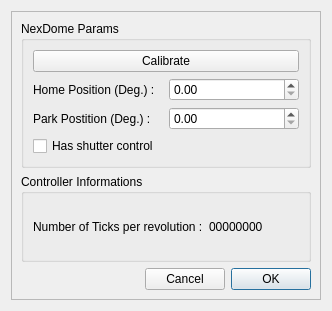
This is NexDome.ui in rpineau/NexDome as Qt 5 draws it before an edit. The edited form follows.
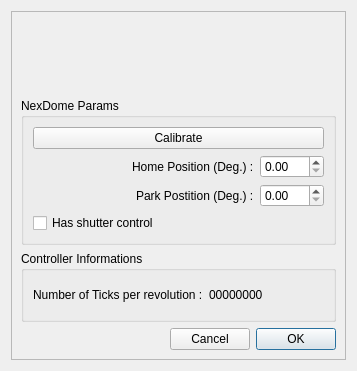
This is the edited form. Icons and pictures are not drawn. Custom widgets are drawn as their Qt base class.

The edit to the form file:
```diff
--- a/NexDome.ui
+++ b/NexDome.ui
@@ -6,8 +6,8 @@
    <rect>
     <x>0</x>
     <y>0</y>
-    <width>332</width>
-    <height>311</height>
+    <width>357</width>
+    <height>371</height>
    </rect>
   </property>
   <property name="windowTitle">
@@ -26,7 +26,92 @@
       <string/>
      </property>
      <layout class="QGridLayout" name="gridLayout">
-      <item row="3" column="0">
+      <item row="1" column="0">
+       <widget class="QGroupBox" name="MaxDomeIIParams">
+        <property name="title">
+         <string>NexDome Params</string>
+        </property>
+        <layout class="QGridLayout" name="gridLayout_2">
+         <item row="10" column="0">
+          <layout class="QHBoxLayout" name="horizontalLayout_3">
+           <item>
+            <spacer name="horizontalSpacer_2">
+             <property name="orientation">
+              <enum>Qt::Horizontal</enum>
+             </property>
+             <property name="sizeHint" stdset="0">
+              <size>
+               <width>40</width>
+               <height>20</height>
+              </size>
+             </property>
+            </spacer>
+           </item>
+           <item>
+            <widget class="QLabel" name="label_3">
+             <property name="text">
+              <string>Park Postition (Deg.) :</string>
+             </property>
+            </widget>
+           </item>
+           <item>
+            <widget class="QDoubleSpinBox" name="parkPosition">
+             <property name="maximum">
+              <double>359.990000000000009</double>
+             </property>
+            </widget>
+           </item>
+          </layout>
+         </item>
+         <item row="2" column="0">
+          <widget class="QPushButton" name="pushButton">
+           <property name="text">
+            <string>Calibrate</string>
+           </property>
+          </widget>
+         </item>
+         <item row="7" column="0" rowspan="2">
+          <layout class="QHBoxLayout" name="horizontalLayout_2">
+           <item>
+            <spacer name="horizontalSpacer">
+             <property name="orientation">
+              <enum>Qt::Horizontal</enum>
+             </property>
+             <property name="sizeHint" stdset="0">
+              <size>
+               <width>40</width>
+               <height>20</height>
+              </size>
+             </property>
+            </spacer>
+           </item>
+           <item>
+            <widget class="QLabel" name="label_2">
+             <property name="text">
+              <string>Home Position (Deg.) :</string>
+             </property>
+            </widget>
+           </item>
+           <item>
+            <widget class="QDoubleSpinBox" name="homePosition">
+             <property name="maximum">
+              <double>359.990000000000009</double>
+             </property>
+            </widget>
+           </item>
+          </layout>
+         </item>
+         <item row="11" column="0">
+          <widget class="QCheckBox" name="hasShutterCtrl">
+           <property name="text">
+            <string>Has shutter control</string>
+           </property>
+          </widget>
+         </item>
+        </layout>
+       </widget>
+      </item>
+      <item row="4" column="0">
        <layout class="QHBoxLayout" name="horizontalLayout_4">
         <item>
          <spacer name="horizontalSpacer_4">
@@ -60,66 +145,7 @@
         </item>
        </layout>
       </item>
-      <item row="0" column="0">
-       <widget class="QGroupBox" name="MaxDomeIIParams">
-        <property name="title">
-         <string>NexDome Params</string>
-        </property>
-        <layout class="QGridLayout" name="gridLayout_2">
-         <item row="5" column="0" rowspan="2">
-          <layout class="QHBoxLayout" name="horizontalLayout_2">
-           <item>
-            <widget class="QLabel" name="label_2">
-             <property name="text">
-              <string>Home Position (Deg.) :</string>
-             </property>
-            </widget>
-           </item>
-           <item>
-            <widget class="QDoubleSpinBox" name="homePosition">
-             <property name="maximum">
-              <double>359.990000000000009</double>
-             </property>
-            </widget>
-           </item>
-          </layout>
-         </item>
-         <item row="9" column="0">
-          <widget class="QCheckBox" name="hasShutterCtrl">
-           <property name="text">
-            <string>Has shutter control</string>
-           </property>
-          </widget>
-         </item>
-         <item row="8" column="0">
-          <layout class="QHBoxLayout" name="horizontalLayout_3">
-           <item>
-            <widget class="QLabel" name="label_3">
-             <property name="text">
-              <string>Park Postition (Deg.) :</string>
-             </property>
-            </widget>
-           </item>
-           <item>
-            <widget class="QDoubleSpinBox" name="parkPosition">
-             <property name="maximum">
-              <double>359.990000000000009</double>
-             </property>
-            </widget>
-           </item>
-          </layout>
-         </item>
-         <item row="0" column="0">
-          <widget class="QPushButton" name="pushButton">
-           <property name="text">
-            <string>Calibrate</string>
-           </property>
-          </widget>
-         </item>
-        </layout>
-       </widget>
-      </item>
-      <item row="2" column="0">
+      <item row="3" column="0">
        <widget class="QGroupBox" name="groupBox">
         <property name="title">
          <string>Controller Informations</string>
@@ -146,6 +172,19 @@
         </layout>
        </widget>
       </item>
+      <item row="0" column="0">
+       <widget class="QLabel" name="label_logo">
+        <property name="text">
+         <string/>
+        </property>
+        <property name="pixmap">
+         <pixmap>NexDome.png</pixmap>
+        </property>
+        <property name="alignment">
+         <set>Qt::AlignCenter</set>
+        </property>
+       </widget>
+      </item>
      </layout>
     </widget>
    </item>
```
